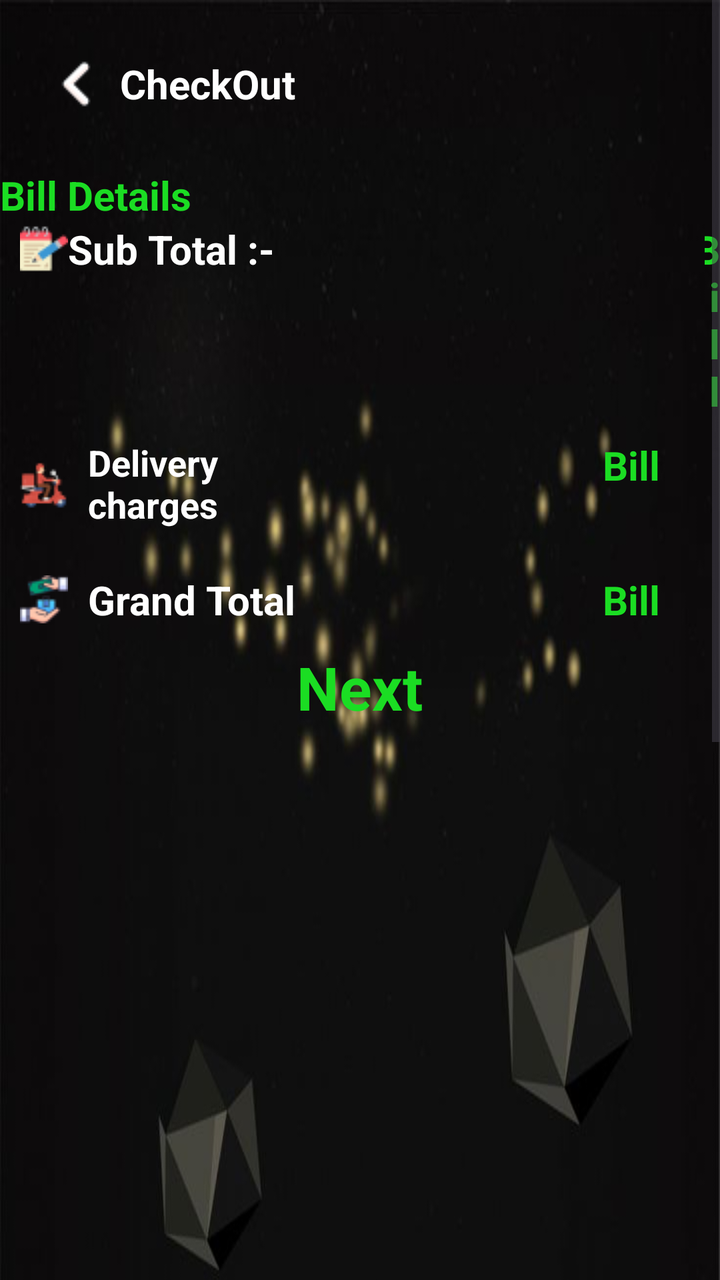
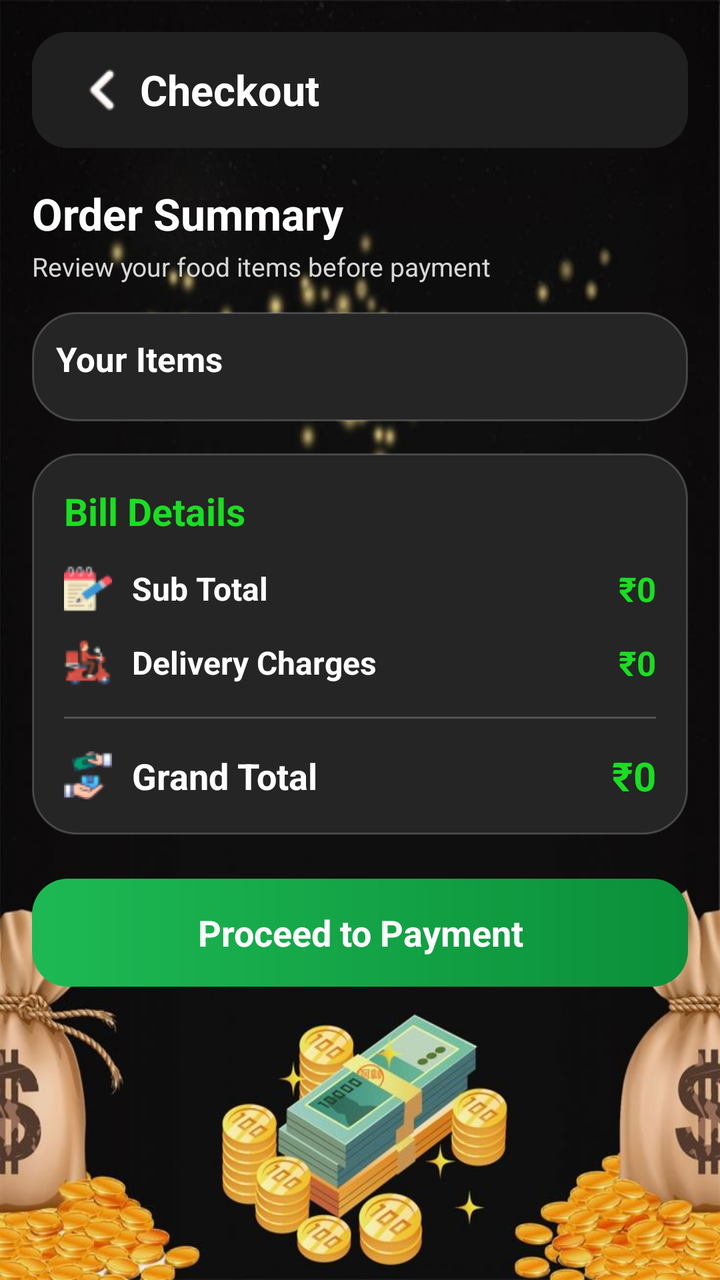

Compare the two renders of this Android layout. The source of the first and the diff that turns it into the second are given below.
<!-- AndroidManifest.xml: application theme Theme.Blinklit -->
<!-- res/layout/activity_check_out.xml -->
<ScrollView xmlns:android="http://schemas.android.com/apk/res/android"
    xmlns:app="http://schemas.android.com/apk/res-auto"
    xmlns:tools="http://schemas.android.com/tools"
    android:layout_width="match_parent"
    android:background="@drawable/check2"
    android:layout_height="match_parent">

    <LinearLayout
        android:id="@+id/main"
        android:orientation="vertical"
        android:layout_width="match_parent"
        android:layout_height="wrap_content"
        android:background="@drawable/check2"
        tools:context=".CheckOut.checkOut">

        <androidx.appcompat.widget.Toolbar
            android:id="@+id/toolbar1"
            android:layout_width="match_parent"
            android:layout_height="wrap_content"
            android:backgroundTint="@color/black"
            android:layout_margin="10dp">

            <ImageView
                android:id="@+id/back"
                android:layout_width="wrap_content"
                android:layout_height="wrap_content"
                android:src="@drawable/arrowl"
                android:layout_marginRight="10dp" />

            <TextView
                android:id="@+id/checkOut"
                android:layout_width="wrap_content"
                android:layout_height="wrap_content"
                   android:text="CheckOut"

                android:gravity="left"
                android:textColor="@color/white"
                android:textSize="20sp"
                android:textStyle="bold" />
        </androidx.appcompat.widget.Toolbar>

        <androidx.recyclerview.widget.RecyclerView
            android:id="@+id/checkoutRecycler"
            android:layout_width="match_parent"
            android:layout_height="wrap_content"
            android:scrollbars="vertical"
            app:layoutManager="androidx.recyclerview.widget.LinearLayoutManager" />

        <TextView
            android:layout_width="wrap_content"
            android:layout_height="wrap_content"
            android:text="Bill Details"
            android:textColor="@color/green"
            android:textSize="20sp"
            android:textStyle="bold" />

        <LinearLayout
            android:layout_width="match_parent"
            android:layout_height="wrap_content"
            android:orientation="horizontal">
            <TextView
                android:layout_width="wrap_content"
                android:layout_height="wrap_content"
                android:text="Sub Total :- "
                android:textColor="@color/white"
                android:layout_marginLeft="10dp"
                android:drawableLeft="@drawable/notepad1"
                android:textSize="20sp"
                android:textStyle="bold" />
            <TextView
                android:layout_width="wrap_content"
                android:layout_height="wrap_content"
                android:id="@+id/subTotalBill"
                android:layout_marginLeft="210dp"
                android:text="Bill"
                android:textColor="@color/green"
                android:textSize="20sp"
                android:textStyle="bold"
                android:textAlignment="textEnd" />
        </LinearLayout>

        <LinearLayout
            android:layout_width="match_parent"
            android:layout_height="wrap_content"
            android:orientation="horizontal">
            <TextView
                android:layout_width="match_parent"
                android:layout_height="match_parent"
                android:layout_margin="10dp"
                android:id="@+id/deliveryCharges"
                android:text="Delivery charges "
                android:layout_weight="1"
                android:textColor="@color/white"
                android:drawableLeft="@drawable/delivery1"
                android:drawablePadding="10dp"

                android:textSize="18sp"
                android:textStyle="bold"
                tools:layout_editor_absoluteX="83dp"
                tools:layout_editor_absoluteY="63dp" />
            <TextView
                android:layout_width="match_parent"
                android:layout_height="match_parent"
                android:layout_weight="1"
                android:text="Bill"
                android:id="@+id/deliveryChargesBill"
                android:textColor="@color/green"
                android:textSize="20sp"
                android:textStyle="bold"
                android:textAlignment="textEnd"
                android:layout_marginRight="30dp"
                android:layout_marginTop="10dp"/>



        </LinearLayout>
        <LinearLayout
            android:layout_width="match_parent"
            android:layout_height="match_parent"
            android:orientation="horizontal">
            <TextView
                android:layout_width="match_parent"
                android:layout_height="match_parent"
                android:layout_margin="10dp"
                android:text="Grand Total "
                android:layout_weight="1"
                android:id="@+id/GrandTotal"
                android:textColor="@color/white"
                android:drawableLeft="@drawable/cash"
                android:drawablePadding="10dp"

                android:textSize="20sp"
                android:textStyle="bold"
                tools:layout_editor_absoluteX="83dp"
                tools:layout_editor_absoluteY="63dp" />
            <TextView
                android:layout_width="match_parent"
                android:layout_height="match_parent"
                android:layout_weight="1"
                android:text="Bill"
                android:id="@+id/GrandTotalBill"
                android:textColor="@color/green"
                android:textSize="20sp"
                android:textStyle="bold"
                android:textAlignment="textEnd"
                android:layout_marginRight="30dp"
                android:layout_marginTop="10dp"/>



        </LinearLayout>

        <TextView
            android:id="@+id/PaymentNext"
            android:layout_width="wrap_content"
            android:layout_height="wrap_content"
            android:text="Next"
            android:textColor="@color/green"
            android:textSize="30sp"
            android:textStyle="bold"
            android:layout_gravity="center" />
    </LinearLayout>
</ScrollView>
<!-- resources referenced by this layout -->
<resources>
  <color name="black">#FF000000</color>
  <color name="green">#1BDD23</color>
  <color name="white">#FFFFFFFF</color>
  <!-- drawable arrowl: png bitmap (drawable, 566 bytes) -->
  <!-- drawable cash: png bitmap (drawable, 1456 bytes) -->
  <!-- drawable check2: jpg bitmap (drawable, 53093 bytes) -->
  <!-- drawable delivery1: png bitmap (drawable, 1338 bytes) -->
  <!-- drawable notepad1: png bitmap (drawable, 1087 bytes) -->
  <style name="Theme.Blinklit" parent="Base.Theme.Blinklit" />
  <style name="Base.Theme.Blinklit" parent="Theme.Material3.DayNight.NoActionBar">
          
          
      </style>
</resources>

<!-- the commit's change to res/layout/activity_check_out.xml (unified diff, before → after) -->
@@ -1,163 +1,244 @@
-<ScrollView xmlns:android="http://schemas.android.com/apk/res/android"
+<?xml version="1.0" encoding="utf-8"?>
+<androidx.core.widget.NestedScrollView
+    xmlns:android="http://schemas.android.com/apk/res/android"
     xmlns:app="http://schemas.android.com/apk/res-auto"
     xmlns:tools="http://schemas.android.com/tools"
     android:layout_width="match_parent"
+    android:layout_height="match_parent"
     android:background="@drawable/check2"
-    android:layout_height="match_parent">
+    android:fillViewport="true">
 
     <LinearLayout
         android:id="@+id/main"
-        android:orientation="vertical"
         android:layout_width="match_parent"
         android:layout_height="wrap_content"
-        android:background="@drawable/check2"
-        tools:context=".CheckOut.checkOut">
-
+        android:orientation="vertical"
+        android:padding="16dp">
+
+        
         <androidx.appcompat.widget.Toolbar
             android:id="@+id/toolbar1"
             android:layout_width="match_parent"
-            android:layout_height="wrap_content"
-            android:backgroundTint="@color/black"
-            android:layout_margin="10dp">
+            android:layout_height="58dp"
+            android:background="@drawable/bg_checkout_toolbar"
+            android:elevation="8dp"
+            android:paddingStart="8dp"
+            android:paddingEnd="12dp">
 
             <ImageView
                 android:id="@+id/back"
-                android:layout_width="wrap_content"
-                android:layout_height="wrap_content"
+                android:layout_width="38dp"
+                android:layout_height="38dp"
+                android:padding="8dp"
                 android:src="@drawable/arrowl"
-                android:layout_marginRight="10dp" />
+                android:contentDescription="Back" />
 
             <TextView
                 android:id="@+id/checkOut"
                 android:layout_width="wrap_content"
                 android:layout_height="wrap_content"
-                   android:text="CheckOut"
-
-                android:gravity="left"
+                android:layout_marginStart="8dp"
+                android:text="Checkout"
                 android:textColor="@color/white"
-                android:textSize="20sp"
+                android:textSize="21sp"
                 android:textStyle="bold" />
+
         </androidx.appcompat.widget.Toolbar>
 
-        <androidx.recyclerview.widget.RecyclerView
-            android:id="@+id/checkoutRecycler"
-            android:layout_width="match_parent"
-            android:layout_height="wrap_content"
-            android:scrollbars="vertical"
-            app:layoutManager="androidx.recyclerview.widget.LinearLayoutManager" />
-
+        
         <TextView
-            android:layout_width="wrap_content"
-            android:layout_height="wrap_content"
-            android:text="Bill Details"
-            android:textColor="@color/green"
-            android:textSize="20sp"
+            android:id="@+id/orderSummaryTitle"
+            android:layout_width="match_parent"
+            android:layout_height="wrap_content"
+            android:layout_marginTop="18dp"
+            android:text="Order Summary"
+            android:textColor="@color/white"
+            android:textSize="22sp"
             android:textStyle="bold" />
 
+        <TextView
+            android:id="@+id/orderSummarySubtitle"
+            android:layout_width="match_parent"
+            android:layout_height="wrap_content"
+            android:layout_marginTop="3dp"
+            android:text="Review your food items before payment"
+            android:textColor="#D8D8D8"
+            android:textSize="13sp" />
+
+        
         <LinearLayout
-            android:layout_width="match_parent"
-            android:layout_height="wrap_content"
-            android:orientation="horizontal">
+            android:id="@+id/cartItemsCard"
+            android:layout_width="match_parent"
+            android:layout_height="wrap_content"
+            android:layout_marginTop="14dp"
+            android:orientation="vertical"
+            android:background="@drawable/bg_checkout_card"
+            android:elevation="8dp"
+            android:padding="12dp">
+
             <TextView
-                android:layout_width="wrap_content"
-                android:layout_height="wrap_content"
-                android:text="Sub Total :- "
+                android:id="@+id/cartItemsTitle"
+                android:layout_width="match_parent"
+                android:layout_height="wrap_content"
+                android:text="Your Items"
                 android:textColor="@color/white"
-                android:layout_marginLeft="10dp"
-                android:drawableLeft="@drawable/notepad1"
-                android:textSize="20sp"
+                android:textSize="17sp"
                 android:textStyle="bold" />
+
+            <androidx.recyclerview.widget.RecyclerView
+                android:id="@+id/checkoutRecycler"
+                android:layout_width="match_parent"
+                android:layout_height="wrap_content"
+                android:layout_marginTop="8dp"
+                android:nestedScrollingEnabled="false"
+                android:overScrollMode="never"
+                app:layoutManager="androidx.recyclerview.widget.LinearLayoutManager"
+                tools:itemCount="3" />
+
+        </LinearLayout>
+
+        
+        <LinearLayout
+            android:id="@+id/billDetailsCard"
+            android:layout_width="match_parent"
+            android:layout_height="wrap_content"
+            android:layout_marginTop="16dp"
+            android:orientation="vertical"
+            android:background="@drawable/bg_checkout_card"
+            android:elevation="8dp"
+            android:padding="16dp">
+
             <TextView
-                android:layout_width="wrap_content"
-                android:layout_height="wrap_content"
-                android:id="@+id/subTotalBill"
-                android:layout_marginLeft="210dp"
-                android:text="Bill"
+                android:id="@+id/billDetailsTitle"
+                android:layout_width="match_parent"
+                android:layout_height="wrap_content"
+                android:text="Bill Details"
                 android:textColor="@color/green"
-                android:textSize="20sp"
-                android:textStyle="bold"
-                android:textAlignment="textEnd" />
+                android:textSize="19sp"
+                android:textStyle="bold" />
+
+            
+            <LinearLayout
+                android:id="@+id/subTotalRow"
+                android:layout_width="match_parent"
+                android:layout_height="wrap_content"
+                android:layout_marginTop="14dp"
+                android:gravity="center_vertical"
+                android:orientation="horizontal">
+
+                <TextView
+                    android:id="@+id/subTotalLabel"
+                    android:layout_width="0dp"
+                    android:layout_height="wrap_content"
+                    android:layout_weight="1"
+                    android:drawableStart="@drawable/notepad1"
+                    android:drawablePadding="10dp"
+                    android:gravity="center_vertical"
+                    android:text="Sub Total"
+                    android:textColor="@color/white"
+                    android:textSize="16sp"
+                    android:textStyle="bold" />
+
+                <TextView
+                    android:id="@+id/subTotalBill"
+                    android:layout_width="wrap_content"
+                    android:layout_height="wrap_content"
+                    android:text="₹0"
+                    android:textColor="@color/green"
+                    android:textSize="17sp"
+                    android:textStyle="bold" />
+
+            </LinearLayout>
+
+            
+            <LinearLayout
+                android:id="@+id/deliveryChargesRow"
+                android:layout_width="match_parent"
+                android:layout_height="wrap_content"
+                android:layout_marginTop="13dp"
+                android:gravity="center_vertical"
+                android:orientation="horizontal">
+
+                <TextView
+                    android:id="@+id/deliveryCharges"
+                    android:layout_width="0dp"
+                    android:layout_height="wrap_content"
+                    android:layout_weight="1"
+                    android:drawableStart="@drawable/delivery1"
+                    android:drawablePadding="10dp"
+                    android:gravity="center_vertical"
+                    android:text="Delivery Charges"
+                    android:textColor="@color/white"
+                    android:textSize="16sp"
+                    android:textStyle="bold" />
+
+                <TextView
+                    android:id="@+id/deliveryChargesBill"
+                    android:layout_width="wrap_content"
+                    android:layout_height="wrap_content"
+                    android:text="₹0"
+                    android:textColor="@color/green"
+                    android:textSize="17sp"
+                    android:textStyle="bold" />
+
+            </LinearLayout>
+
+            <View
+                android:layout_width="match_parent"
+                android:layout_height="1dp"
+                android:layout_marginTop="15dp"
+                android:layout_marginBottom="15dp"
+                android:background="#33FFFFFF" />
+
+            
+            <LinearLayout
+                android:id="@+id/grandTotalRow"
+                android:layout_width="match_parent"
+                android:layout_height="wrap_content"
+                android:gravity="center_vertical"
+                android:orientation="horizontal">
+
+                <TextView
+                    android:id="@+id/GrandTotal"
+                    android:layout_width="0dp"
+                    android:layout_height="wrap_content"
+                    android:layout_weight="1"
+                    android:drawableStart="@drawable/cash"
+                    android:drawablePadding="10dp"
+                    android:gravity="center_vertical"
+                    android:text="Grand Total"
+                    android:textColor="@color/white"
+                    android:textSize="18sp"
+                    android:textStyle="bold" />
+
+                <TextView
+                    android:id="@+id/GrandTotalBill"
+                    android:layout_width="wrap_content"
+                    android:layout_height="wrap_content"
+                    android:text="₹0"
+                    android:textColor="@color/green"
+                    android:textSize="20sp"
+                    android:textStyle="bold" />
+
+            </LinearLayout>
+
         </LinearLayout>
 
-        <LinearLayout
-            android:layout_width="match_parent"
-            android:layout_height="wrap_content"
-            android:orientation="horizontal">
-            <TextView
-                android:layout_width="match_parent"
-                android:layout_height="match_parent"
-                android:layout_margin="10dp"
-                android:id="@+id/deliveryCharges"
-                android:text="Delivery charges "
-                android:layout_weight="1"
-                android:textColor="@color/white"
-                android:drawableLeft="@drawable/delivery1"
-                android:drawablePadding="10dp"
-
-                android:textSize="18sp"
-                android:textStyle="bold"
-                tools:layout_editor_absoluteX="83dp"
-                tools:layout_editor_absoluteY="63dp" />
-            <TextView
-                android:layout_width="match_parent"
-                android:layout_height="match_parent"
-                android:layout_weight="1"
-                android:text="Bill"
-                android:id="@+id/deliveryChargesBill"
-                android:textColor="@color/green"
-                android:textSize="20sp"
-                android:textStyle="bold"
-                android:textAlignment="textEnd"
-                android:layout_marginRight="30dp"
-                android:layout_marginTop="10dp"/>
-
-
-
-        </LinearLayout>
-        <LinearLayout
-            android:layout_width="match_parent"
-            android:layout_height="match_parent"
-            android:orientation="horizontal">
-            <TextView
-                android:layout_width="match_parent"
-                android:layout_height="match_parent"
-                android:layout_margin="10dp"
-                android:text="Grand Total "
-                android:layout_weight="1"
-                android:id="@+id/GrandTotal"
-                android:textColor="@color/white"
-                android:drawableLeft="@drawable/cash"
-                android:drawablePadding="10dp"
-
-                android:textSize="20sp"
-                android:textStyle="bold"
-                tools:layout_editor_absoluteX="83dp"
-                tools:layout_editor_absoluteY="63dp" />
-            <TextView
-                android:layout_width="match_parent"
-                android:layout_height="match_parent"
-                android:layout_weight="1"
-                android:text="Bill"
-                android:id="@+id/GrandTotalBill"
-                android:textColor="@color/green"
-                android:textSize="20sp"
-                android:textStyle="bold"
-                android:textAlignment="textEnd"
-                android:layout_marginRight="30dp"
-                android:layout_marginTop="10dp"/>
-
-
-
-        </LinearLayout>
-
+        
         <TextView
             android:id="@+id/PaymentNext"
-            android:layout_width="wrap_content"
-            android:layout_height="wrap_content"
-            android:text="Next"
-            android:textColor="@color/green"
-            android:textSize="30sp"
-            android:textStyle="bold"
-            android:layout_gravity="center" />
+            android:layout_width="match_parent"
+            android:layout_height="54dp"
+            android:layout_marginTop="22dp"
+            android:layout_marginBottom="10dp"
+            android:background="@drawable/bg_payment_button"
+            android:gravity="center"
+            android:text="Proceed to Payment"
+            android:textAllCaps="false"
+            android:textColor="@color/white"
+            android:textSize="18sp"
+            android:textStyle="bold" />
+
     </LinearLayout>
-</ScrollView>
+
+</androidx.core.widget.NestedScrollView>
<!-- resource entries referenced after the edit -->
@@ -1,9 +1,32 @@
 <!-- resources referenced by this layout -->
 <resources>
-  <color name="black">#FF000000</color>
   <color name="green">#1BDD23</color>
   <color name="white">#FFFFFFFF</color>
   <!-- drawable arrowl: png bitmap (drawable, 566 bytes) -->
+  <!-- drawable bg_checkout_card (drawable) -->
+  <?xml version="1.0" encoding="utf-8"?>
+  <shape xmlns:android="http://schemas.android.com/apk/res/android">
+      <solid android:color="#252525" />
+      <corners android:radius="22dp" />
+      <stroke
+          android:width="1dp"
+          android:color="#33FFFFFF" />
+  </shape>
+  <!-- drawable bg_checkout_toolbar (drawable) -->
+  <?xml version="1.0" encoding="utf-8"?>
+  <shape xmlns:android="http://schemas.android.com/apk/res/android">
+      <solid android:color="#202020" />
+      <corners android:radius="18dp" />
+  </shape>
+  <!-- drawable bg_payment_button (drawable) -->
+  <?xml version="1.0" encoding="utf-8"?>
+  <shape xmlns:android="http://schemas.android.com/apk/res/android">
+      <gradient
+          android:startColor="#1DB954"
+          android:endColor="#0B8F3A"
+          android:angle="0" />
+      <corners android:radius="18dp" />
+  </shape>
   <!-- drawable cash: png bitmap (drawable, 1456 bytes) -->
   <!-- drawable check2: jpg bitmap (drawable, 53093 bytes) -->
   <!-- drawable delivery1: png bitmap (drawable, 1338 bytes) -->
